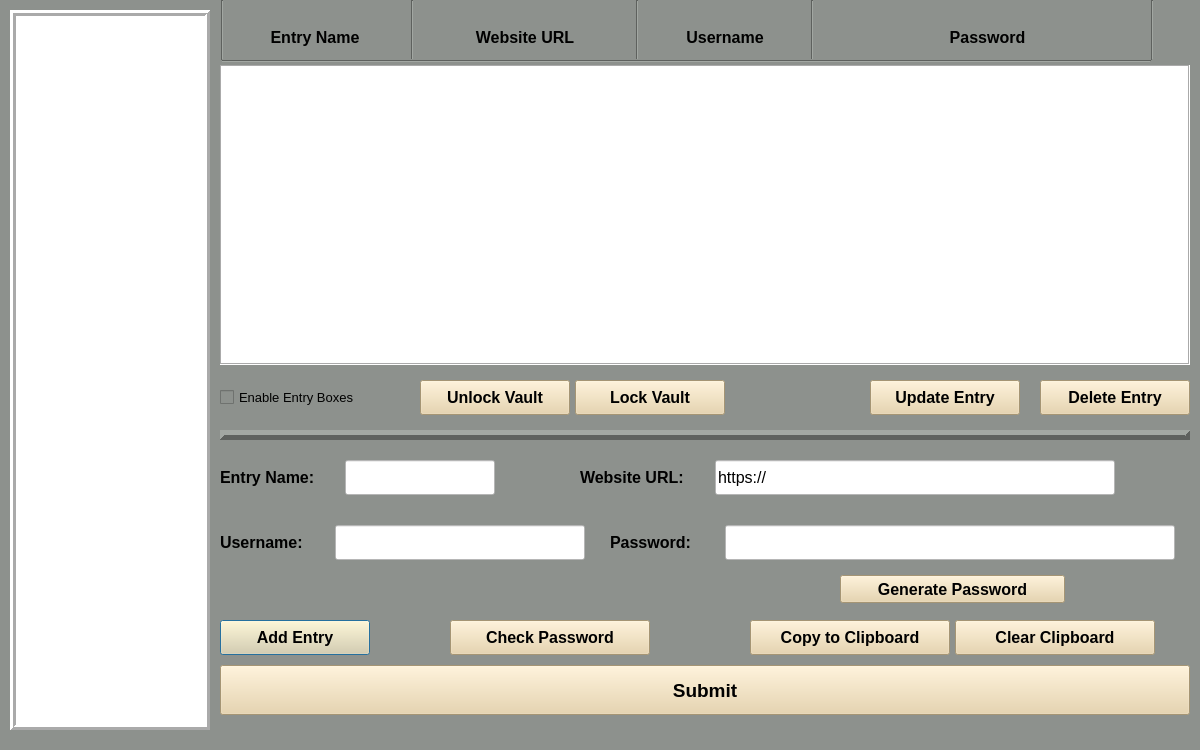
Qt form passwordvault.ui (dark-anub1s/CyberVault) before a commit.
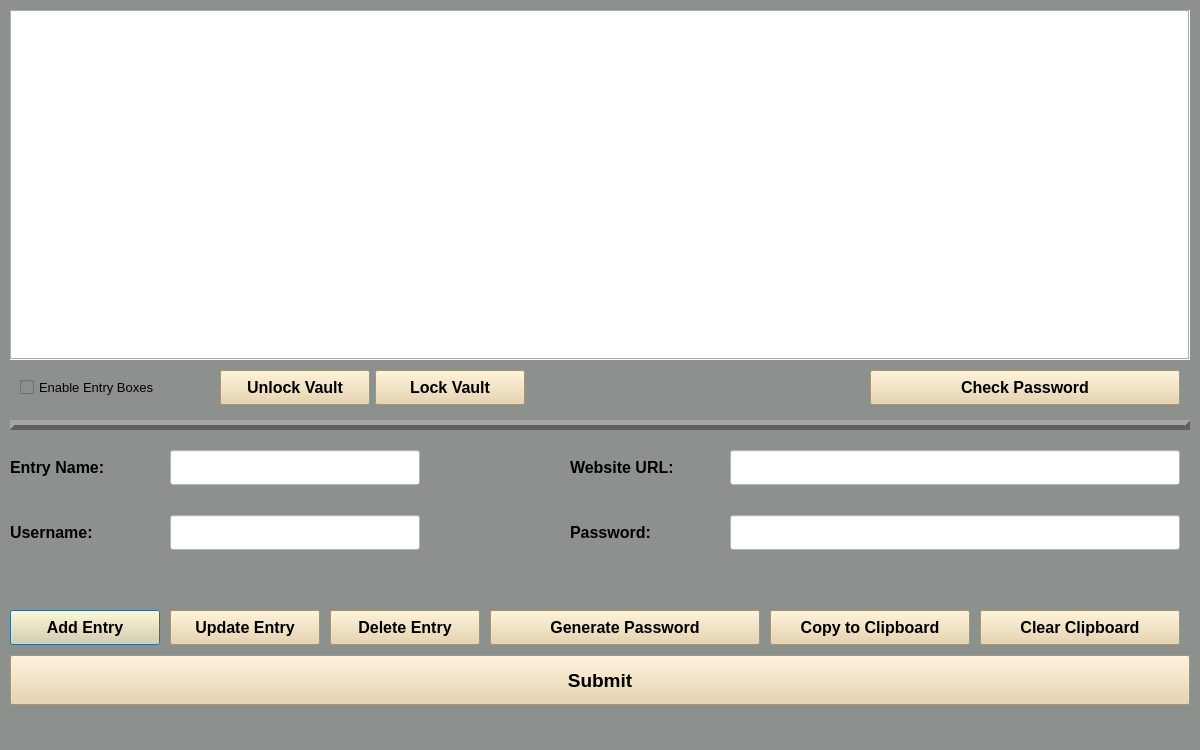
The same form after that commit.

The edit to the form file:
```diff
--- a/passwordvault.ui
+++ b/passwordvault.ui
@@ -37,41 +37,13 @@
   <property name="styleSheet">
    <string notr="true">background-color: rgb(141, 145, 141);</string>
   </property>
-  <widget class="QListWidget" name="account_list">
-   <property name="geometry">
-    <rect>
-     <x>10</x>
-     <y>10</y>
-     <width>200</width>
-     <height>720</height>
-    </rect>
-   </property>
-   <property name="font">
-    <font>
-     <family>Arial</family>
-     <pointsize>12</pointsize>
-    </font>
-   </property>
-   <property name="styleSheet">
-    <string notr="true">background-color: rgb(255, 255, 255)</string>
-   </property>
-   <property name="frameShape">
-    <enum>QFrame::Box</enum>
-   </property>
-   <property name="frameShadow">
-    <enum>QFrame::Raised</enum>
-   </property>
-   <property name="lineWidth">
-    <number>3</number>
-   </property>
-  </widget>
   <widget class="QTableWidget" name="account_table">
    <property name="geometry">
     <rect>
-     <x>220</x>
-     <y>65</y>
-     <width>970</width>
-     <height>300</height>
+     <x>10</x>
+     <y>10</y>
+     <width>1180</width>
+     <height>350</height>
     </rect>
    </property>
    <property name="styleSheet">
@@ -81,123 +53,11 @@
     <enum>QFrame::Box</enum>
    </property>
   </widget>
-  <widget class="QLabel" name="name_label">
-   <property name="geometry">
-    <rect>
-     <x>230</x>
-     <y>20</y>
-     <width>170</width>
-     <height>35</height>
-    </rect>
-   </property>
-   <property name="font">
-    <font>
-     <family>Arial</family>
-     <pointsize>12</pointsize>
-     <weight>75</weight>
-     <bold>true</bold>
-    </font>
-   </property>
-   <property name="styleSheet">
-    <string notr="true"/>
-   </property>
-   <property name="text">
-    <string>Entry Name</string>
-   </property>
-   <property name="alignment">
-    <set>Qt::AlignCenter</set>
-   </property>
-  </widget>
-  <widget class="QLabel" name="website_label">
-   <property name="geometry">
-    <rect>
-     <x>425</x>
-     <y>20</y>
-     <width>200</width>
-     <height>35</height>
-    </rect>
-   </property>
-   <property name="font">
-    <font>
-     <family>Arial</family>
-     <pointsize>12</pointsize>
-     <weight>75</weight>
-     <bold>true</bold>
-    </font>
-   </property>
-   <property name="styleSheet">
-    <string notr="true"/>
-   </property>
-   <property name="text">
-    <string>Website URL</string>
-   </property>
-   <property name="alignment">
-    <set>Qt::AlignCenter</set>
-   </property>
-  </widget>
-  <widget class="QLabel" name="username_label">
-   <property name="geometry">
-    <rect>
-     <x>650</x>
-     <y>20</y>
-     <width>150</width>
-     <height>35</height>
-    </rect>
-   </property>
-   <property name="font">
-    <font>
-     <family>Arial</family>
-     <pointsize>12</pointsize>
-     <weight>75</weight>
-     <bold>true</bold>
-    </font>
-   </property>
-   <property name="styleSheet">
-    <string notr="true"/>
-   </property>
-   <property name="text">
-    <string>Username</string>
-   </property>
-   <property name="alignment">
-    <set>Qt::AlignCenter</set>
-   </property>
-  </widget>
-  <widget class="QLabel" name="password_label">
-   <property name="geometry">
-    <rect>
-     <x>825</x>
-     <y>20</y>
-     <width>325</width>
-     <height>35</height>
-    </rect>
-   </property>
-   <property name="font">
-    <font>
-     <family>Arial</family>
-     <pointsize>12</pointsize>
-     <weight>75</weight>
-     <italic>false</italic>
-     <bold>true</bold>
-    </font>
-   </property>
-   <property name="styleSheet">
-    <string notr="true"/>
-   </property>
-   <property name="frameShape">
-    <enum>QFrame::NoFrame</enum>
-   </property>
-   <property name="text">
-    <string>Password</string>
-   </property>
-   <property name="alignment">
-    <set>Qt::AlignCenter</set>
-   </property>
-  </widget>
   <widget class="QPushButton" name="add_entry_btn">
    <property name="geometry">
     <rect>
-     <x>220</x>
-     <y>620</y>
+     <x>10</x>
+     <y>610</y>
      <width>150</width>
      <height>35</height>
     </rect>
@@ -220,8 +80,8 @@
   <widget class="QPushButton" name="update_entry_btn">
    <property name="geometry">
     <rect>
-     <x>870</x>
-     <y>380</y>
+     <x>170</x>
+     <y>610</y>
      <width>150</width>
      <height>35</height>
     </rect>
@@ -241,89 +101,11 @@
     <string>Update Entry</string>
    </property>
   </widget>
-  <widget class="Line" name="line">
-   <property name="geometry">
-    <rect>
-     <x>410</x>
-     <y>0</y>
-     <width>5</width>
-     <height>61</height>
-    </rect>
-   </property>
-   <property name="orientation">
-    <enum>Qt::Vertical</enum>
-   </property>
-  </widget>
-  <widget class="Line" name="line_2">
-   <property name="geometry">
-    <rect>
-     <x>220</x>
-     <y>0</y>
-     <width>5</width>
-     <height>60</height>
-    </rect>
-   </property>
-   <property name="orientation">
-    <enum>Qt::Vertical</enum>
-   </property>
-  </widget>
-  <widget class="Line" name="line_3">
-   <property name="geometry">
-    <rect>
-     <x>635</x>
-     <y>0</y>
-     <width>5</width>
-     <height>60</height>
-    </rect>
-   </property>
-   <property name="orientation">
-    <enum>Qt::Vertical</enum>
-   </property>
-  </widget>
-  <widget class="Line" name="line_4">
-   <property name="geometry">
-    <rect>
-     <x>810</x>
-     <y>0</y>
-     <width>5</width>
-     <height>60</height>
-    </rect>
-   </property>
-   <property name="orientation">
-    <enum>Qt::Vertical</enum>
-   </property>
-  </widget>
-  <widget class="Line" name="line_5">
-   <property name="geometry">
-    <rect>
-     <x>222</x>
-     <y>59</y>
-     <width>929</width>
-     <height>5</height>
-    </rect>
-   </property>
-   <property name="orientation">
-    <enum>Qt::Horizontal</enum>
-   </property>
-  </widget>
-  <widget class="Line" name="line_6">
-   <property name="geometry">
-    <rect>
-     <x>1150</x>
-     <y>0</y>
-     <width>5</width>
-     <height>60</height>
-    </rect>
-   </property>
-   <property name="orientation">
-    <enum>Qt::Vertical</enum>
-   </property>
-  </widget>
   <widget class="QPushButton" name="delete_entry_btn">
    <property name="geometry">
     <rect>
-     <x>1040</x>
-     <y>380</y>
+     <x>330</x>
+     <y>610</y>
      <width>150</width>
      <height>35</height>
     </rect>
@@ -346,9 +128,9 @@
   <widget class="QLabel" name="entry_label">
    <property name="geometry">
     <rect>
-     <x>220</x>
-     <y>460</y>
-     <width>125</width>
+     <x>10</x>
+     <y>450</y>
+     <width>150</width>
      <height>35</height>
     </rect>
    </property>
@@ -367,9 +149,9 @@
   <widget class="Line" name="line_7">
    <property name="geometry">
     <rect>
-     <x>220</x>
-     <y>430</y>
-     <width>970</width>
+     <x>10</x>
+     <y>420</y>
+     <width>1180</width>
      <height>10</height>
     </rect>
    </property>
@@ -392,9 +174,9 @@
   <widget class="QLineEdit" name="name_entry">
    <property name="geometry">
     <rect>
-     <x>345</x>
-     <y>460</y>
-     <width>150</width>
+     <x>170</x>
+     <y>450</y>
+     <width>250</width>
      <height>35</height>
     </rect>
    </property>
@@ -411,9 +193,9 @@
   <widget class="QLabel" name="url_label">
    <property name="geometry">
     <rect>
-     <x>580</x>
-     <y>460</y>
-     <width>135</width>
+     <x>570</x>
+     <y>450</y>
+     <width>150</width>
      <height>35</height>
     </rect>
    </property>
@@ -432,9 +214,9 @@
   <widget class="QLineEdit" name="web_url_entry">
    <property name="geometry">
     <rect>
-     <x>715</x>
-     <y>460</y>
-     <width>400</width>
+     <x>730</x>
+     <y>450</y>
+     <width>450</width>
      <height>35</height>
     </rect>
    </property>
@@ -448,15 +230,15 @@
     <string notr="true">background-color: rgb(255, 255, 255);</string>
    </property>
    <property name="text">
-    <string>https://</string>
+    <string/>
    </property>
   </widget>
   <widget class="QLabel" name="user_label">
    <property name="geometry">
     <rect>
-     <x>220</x>
-     <y>525</y>
-     <width>115</width>
+     <x>10</x>
+     <y>515</y>
+     <width>150</width>
      <height>35</height>
     </rect>
    </property>
@@ -475,8 +257,8 @@
   <widget class="QLineEdit" name="user_entry">
    <property name="geometry">
     <rect>
-     <x>335</x>
-     <y>525</y>
+     <x>170</x>
+     <y>515</y>
      <width>250</width>
      <height>35</height>
     </rect>
@@ -494,9 +276,9 @@
   <widget class="QLabel" name="passwd_label">
    <property name="geometry">
     <rect>
-     <x>610</x>
-     <y>525</y>
-     <width>115</width>
+     <x>570</x>
+     <y>515</y>
+     <width>150</width>
      <height>35</height>
     </rect>
    </property>
@@ -515,8 +297,8 @@
   <widget class="QLineEdit" name="password_entry">
    <property name="geometry">
     <rect>
-     <x>725</x>
-     <y>525</y>
+     <x>730</x>
+     <y>515</y>
      <width>450</width>
      <height>35</height>
     </rect>
@@ -534,9 +316,9 @@
   <widget class="QPushButton" name="submit_btn">
    <property name="geometry">
     <rect>
-     <x>220</x>
-     <y>665</y>
-     <width>970</width>
+     <x>10</x>
+     <y>655</y>
+     <width>1180</width>
      <height>50</height>
     </rect>
    </property>
@@ -558,8 +340,8 @@
   <widget class="QCheckBox" name="enable_checkbox">
    <property name="geometry">
     <rect>
-     <x>220</x>
-     <y>380</y>
+     <x>20</x>
+     <y>370</y>
      <width>175</width>
      <height>35</height>
     </rect>
@@ -577,8 +359,8 @@
   <widget class="QPushButton" name="unlock_vault_btn">
    <property name="geometry">
     <rect>
-     <x>420</x>
-     <y>380</y>
+     <x>220</x>
+     <y>370</y>
      <width>150</width>
      <height>35</height>
     </rect>
@@ -601,8 +383,8 @@
   <widget class="QPushButton" name="lock_vault_btn">
    <property name="geometry">
     <rect>
-     <x>575</x>
-     <y>380</y>
+     <x>375</x>
+     <y>370</y>
      <width>150</width>
      <height>35</height>
     </rect>
@@ -625,8 +407,8 @@
   <widget class="QPushButton" name="copy_btn">
    <property name="geometry">
     <rect>
-     <x>750</x>
-     <y>620</y>
+     <x>770</x>
+     <y>610</y>
      <width>200</width>
      <height>35</height>
     </rect>
@@ -649,8 +431,8 @@
   <widget class="QPushButton" name="clear_clip_btn">
    <property name="geometry">
     <rect>
-     <x>955</x>
-     <y>620</y>
+     <x>980</x>
+     <y>610</y>
      <width>200</width>
      <height>35</height>
     </rect>
@@ -673,10 +455,10 @@
   <widget class="QPushButton" name="pass_gen_btn">
    <property name="geometry">
     <rect>
-     <x>840</x>
-     <y>575</y>
-     <width>225</width>
-     <height>28</height>
+     <x>490</x>
+     <y>610</y>
+     <width>270</width>
+     <height>35</height>
     </rect>
    </property>
    <property name="font">
@@ -697,9 +479,9 @@
   <widget class="QPushButton" name="check_pass_btn">
    <property name="geometry">
     <rect>
-     <x>450</x>
-     <y>620</y>
-     <width>200</width>
+     <x>870</x>
+     <y>370</y>
+     <width>310</width>
      <height>35</height>
     </rect>
    </property>
```
